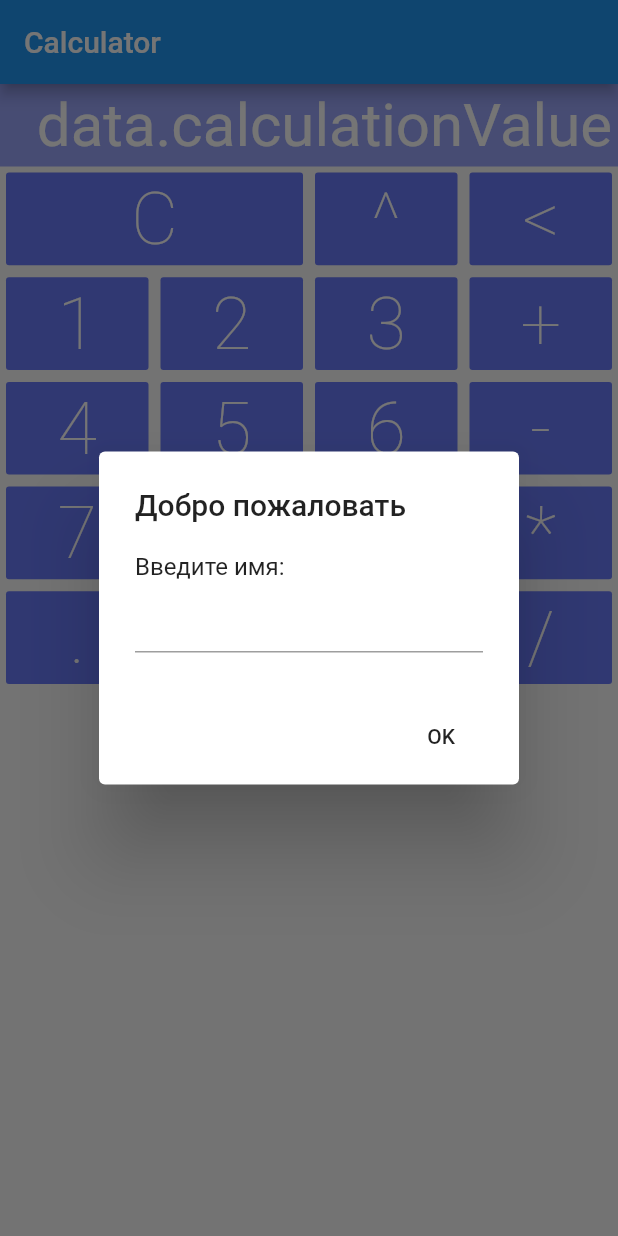
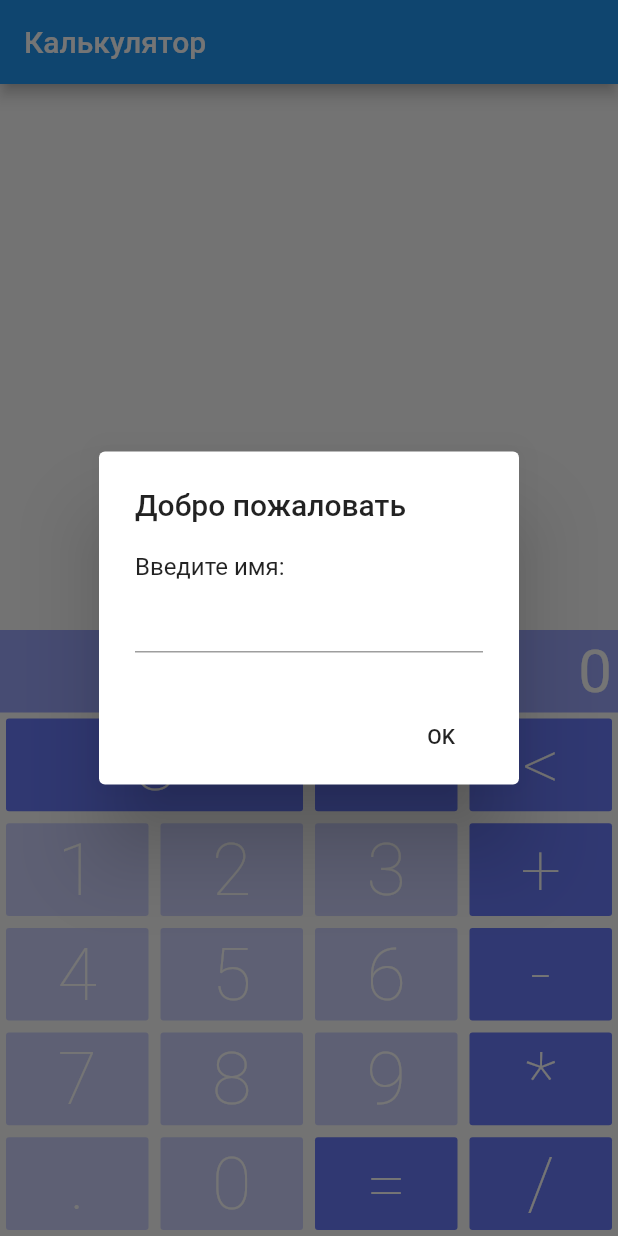
Before and after one commit to Malarg/flutter_websocket_calculator, a Flutter app: the screen it shows after launch, on a phone screen of 412 x 824 dp. Run offline on Flutter 3.47's test engine with Material 2 defaults, Android fonts, the phone set to English and light mode, and no system bars; missing offline and left inert: aqueduct; accounts and stored records are empty; generated files the repository leaves out were written again; project files that could hold a hidden picture were left out.

Commit message:
Первая версия с кривой архитектурой

```diff
--- a/calculator_client/lib/main.dart
+++ b/calculator_client/lib/main.dart
@@ -1,3 +1,6 @@
+import 'package:calculation_core/calculation_core.dart';
+import 'package:calculator_client/strings.dart';
+import 'package:calculator_client/widgets/item_history.dart';
 import 'package:calculator_client/widgets/number_button.dart';
 import 'package:flutter/material.dart';
 
@@ -8,7 +11,6 @@ void main() {
 }
 
 class MyApp extends StatelessWidget {
-  // This widget is the root of your application.
   @override
   Widget build(BuildContext context) {
     return MaterialApp(
@@ -17,7 +19,7 @@ class MyApp extends StatelessWidget {
         primarySwatch: Colors.blue,
         visualDensity: VisualDensity.adaptivePlatformDensity,
       ),
-      home: MyHomePage(title: 'Calculator'),
+      home: MyHomePage(title: Strings.CALCULATOR),
     );
   }
 }
@@ -43,6 +45,7 @@ class _MyHomePageState extends State<MyHomePage> {
       ),
       body: StreamBuilder<MainScreenState>(
           builder: (ctx, snapshot) {
+            _handleError(ctx, snapshot.data);
             if (snapshot.data is MainScreenIntroState) {
               Future.delayed(Duration.zero, () {
                 showDialog(
@@ -53,103 +56,193 @@ class _MyHomePageState extends State<MyHomePage> {
                     });
               });
             }
-            return _buildCalc();
+            return _buildCalc(snapshot.data);
           },
           stream: bloc.state,
           initialData: MainScreenIntroState()),
     );
   }
 
-  Widget _buildCalc() {
+  void _handleError(BuildContext context, MainScreenState state) {
+    if (!(state is MainScreenErrorState)) {
+      return;
+    }
+    final errorState = state as MainScreenErrorState;
+    WidgetsBinding.instance.addPostFrameCallback((_) {
+      Scaffold.of(context).showSnackBar(SnackBar(
+        content: Text(errorState.snackMessage),
+        action: SnackBarAction(
+          label: errorState.snackActionText ?? "",
+          onPressed: errorState.snackAction ?? () {},
+        ),
+      ));
+
+      if (errorState.shouldHideSnack) {
+        Future.delayed(Duration(seconds: 2), () {
+          Scaffold.of(context).hideCurrentSnackBar();
+        });
+      }
+    });
+  }
+
+  Widget _buildCalc(MainScreenState state) {
+    ScrollController _scrollController = ScrollController();
+    final isNumberButtonEnabled = state is MainScreenState &&
+        (!state.isResultDisplayed || state.calculationType != null);
+
+    WidgetsBinding.instance.addPostFrameCallback((_) {
+      _scrollController.animateTo(_scrollController.position.maxScrollExtent,
+        duration: const Duration(milliseconds: 500), curve: Curves.easeOut);
+    });
     return Center(
         child: Column(
       children: <Widget>[
+        Expanded(
+          child: ListView.builder(
+              padding: const EdgeInsets.all(8),
+              controller: _scrollController,
+              itemCount: state.history.length,
+              itemBuilder: (BuildContext context, int index) {
+                return CalculationHistoryWidget(state.history[index]);
+              }),
+        ),
         Container(
           padding: EdgeInsets.fromLTRB(4, 4, 4, 4),
           color: Color(0xFF9BA6FA),
           width: double.infinity,
           child: Text(
-            "data.calculationValue",
+            state.calculationValue,
             style: TextStyle(fontSize: 40, color: Colors.white),
             textAlign: TextAlign.end,
             textWidthBasis: TextWidthBasis.parent,
+            maxLines: 1,
           ),
         ),
         Row(
           children: <Widget>[
             Expanded(
-              child: NumberButton("C", () => {}),
+              child: NumberButton(Strings.C,
+                  () {bloc.setCalculationType(CalculationType.zero); bloc.calculate();}),
               flex: 2,
             ),
             Expanded(
-              child: NumberButton("^", () => {}),
+              child: NumberButton(Strings.POW,
+                  () => {bloc.setCalculationType(CalculationType.pow)}),
             ),
             Expanded(
-              child: NumberButton("<", () => {bloc.removeLastDigit()}),
+              child: NumberButton(Strings.BACK, () => {bloc.removeLastDigit()}),
             )
           ],
         ),
         Row(
           children: <Widget>[
             Expanded(
-              child: NumberButton("1", () => {bloc.addDigit("1")}),
+              child: NumberButton(
+                  Strings.ONE,
+                  isNumberButtonEnabled
+                      ? () => {bloc.addDigit(Strings.ONE)}
+                      : null),
             ),
             Expanded(
-              child: NumberButton("2", () => {bloc.addDigit("2")}),
+              child: NumberButton(
+                  Strings.TWO,
+                  isNumberButtonEnabled
+                      ? () => {bloc.addDigit(Strings.TWO)}
+                      : null),
             ),
             Expanded(
-              child: NumberButton("3", () => {bloc.addDigit("3")}),
+              child: NumberButton(
+                  Strings.THREE,
+                  isNumberButtonEnabled
+                      ? () => {bloc.addDigit(Strings.THREE)}
+                      : null),
             ),
             Expanded(
-              child: NumberButton("+", () => {}),
+              child: NumberButton(Strings.PLUS,
+                  () => {bloc.setCalculationType(CalculationType.plus)}),
             ),
           ],
         ),
         Row(
           children: <Widget>[
             Expanded(
-              child: NumberButton("4", () => {bloc.addDigit("4")}),
+              child: NumberButton(
+                  Strings.FOUR,
+                  isNumberButtonEnabled
+                      ? () => {bloc.addDigit(Strings.FOUR)}
+                      : null),
             ),
             Expanded(
-              child: NumberButton("5", () => {bloc.addDigit("5")}),
+              child: NumberButton(
+                  Strings.FIVE,
+                  isNumberButtonEnabled
+                      ? () => {bloc.addDigit(Strings.FIVE)}
+                      : null),
             ),
             Expanded(
-              child: NumberButton("6", () => {bloc.addDigit("6")}),
+              child: NumberButton(
+                  Strings.SIX,
+                  isNumberButtonEnabled
+                      ? () => {bloc.addDigit(Strings.SIX)}
+                      : null),
             ),
             Expanded(
-              child: NumberButton("-", () => {}),
+              child: NumberButton(Strings.MINUS,
+                  () => {bloc.setCalculationType(CalculationType.minus)}),
             ),
           ],
         ),
         Row(
           children: <Widget>[
             Expanded(
-              child: NumberButton("7", () => {bloc.addDigit("7")}),
+              child: NumberButton(
+                  Strings.SEVEN,
+                  isNumberButtonEnabled
+                      ? () => {bloc.addDigit(Strings.SEVEN)}
+                      : null),
             ),
             Expanded(
-              child: NumberButton("8", () => {bloc.addDigit("8")}),
+              child: NumberButton(
+                  Strings.EIGHT,
+                  isNumberButtonEnabled
+                      ? () => {bloc.addDigit(Strings.EIGHT)}
+                      : null),
             ),
             Expanded(
-              child: NumberButton("9", () => {bloc.addDigit("9")}),
+              child: NumberButton(
+                  Strings.NINE,
+                  isNumberButtonEnabled
+                      ? () => {bloc.addDigit(Strings.NINE)}
+                      : null),
             ),
             Expanded(
-              child: NumberButton("*", () => {}),
+              child: NumberButton(Strings.MULTIPLY,
+                  () => {bloc.setCalculationType(CalculationType.multiply)}),
             ),
           ],
         ),
         Row(
           children: <Widget>[
             Expanded(
-              child: NumberButton(".", () => {bloc.addDigit(".")}),
+              child: NumberButton(
+                  Strings.DOT,
+                  isNumberButtonEnabled
+                      ? () => {bloc.addDigit(Strings.DOT)}
+                      : null),
             ),
             Expanded(
-              child: NumberButton("0", () => {bloc.addDigit("0")}),
+              child: NumberButton(
+                  Strings.ZERO,
+                  isNumberButtonEnabled
+                      ? () => {bloc.addDigit(Strings.ZERO)}
+                      : null),
             ),
             Expanded(
-              child: NumberButton("=", () => {}),
+              child: NumberButton(Strings.EQUALS, () => {bloc.calculate()}),
             ),
             Expanded(
-              child: NumberButton("/", () => {}),
+              child: NumberButton(Strings.DIVIDE,
+                  () => {bloc.setCalculationType(CalculationType.divide)}),
             ),
           ],
         )
@@ -159,11 +252,12 @@ class _MyHomePageState extends State<MyHomePage> {
 
   String userName = "";
   final introDialogTextEditingController = TextEditingController();
-  AlertDialog getIntroAlertDialog(BuildContext context) {
+  Widget getIntroAlertDialog(BuildContext context) {
     introDialogTextEditingController.addListener(() {
       userName = introDialogTextEditingController.text;
     });
-    return AlertDialog(
+    return WillPopScope(
+        child: AlertDialog(
           title: Text("Добро пожаловать"),
           content: Container(
             child: Column(
@@ -183,6 +277,7 @@ class _MyHomePageState extends State<MyHomePage> {
               child: Text('OK'),
               onPressed: () {
                 if (userName.isEmpty) {
+                  // todo это логика
                   Scaffold.of(context)
                       .showSnackBar(SnackBar(content: Text("Выберите имя")));
                   Future.delayed(Duration(seconds: 2), () {
@@ -195,6 +290,7 @@ class _MyHomePageState extends State<MyHomePage> {
               },
             ),
           ],
-    );
+        ),
+        onWillPop: () {});
   }
 }
--- a/calculator_client/lib/main_bloc.dart
+++ b/calculator_client/lib/main_bloc.dart
@@ -3,55 +3,104 @@ import 'dart:async';
 import 'dart:convert';
 
 import 'package:calculation_core/calculation_core.dart';
+import 'package:calculator_client/strings.dart';
+import 'package:flutter/material.dart';
 
 import 'package:web_socket_channel/io.dart';
 
 class MainBloc {
   final _stateStreamController = StreamController<MainScreenState>();
+  Stream<MainScreenState> get state => _stateStreamController.stream;
 
-  Stream<MainScreenState> get state => _stateStreamController.stream;
   IOWebSocketChannel channel;
 
-  var data = MainScreenDataState();
+  var data = MainScreenState();
 
   void connect(String name) async {
-    channel = IOWebSocketChannel.connect("ws://192.168.0.102:8888/connect", headers: {"Authorization": "Bearer $name"});
+    channel = IOWebSocketChannel.connect("ws://192.168.1.9:8888/connect", headers: {"Authorization": "Bearer $name"});
     channel.stream.listen((event) {
+      final map = json.decode(event) as Map<String, dynamic>;
+
+      final isUser = map.containsKey("name"); //TODO прогуглить нормальный способ определения
+      if (isUser) {
+        data.user = User.fromJson(map);
+        print("user $event parsed");
+      }
+
+      final isCalculationResult = map.containsKey("calculationType");
+      if (isCalculationResult) {
+        final calculationResult = CalculationHistory.fromJson(map);
+        data.calculationValue = calculationResult.result.toString();
+        data.isResultDisplayed = true;
+        data.history.add(calculationResult);
+        _stateStreamController.add(data);
+      }
+
+      final isErrorMessage = map.containsKey("message");
+      if (isErrorMessage) {
+        ErrorMessage message = ErrorMessage.fromJson(map);
+        _showSnack(message.message, true, null, null);
+      }
       print(event);
     });
+    channel.sink.add(json.encode(User.named(name).toJson()));
     _stateStreamController.add(MainScreenDataState());
     print(channel);
   }
 
   void addDigit(String digit) {
-    channel.sink.add(json.encode(User.named(digit).toJson()));
-    if (data.calculationValue.contains(".") && digit == ".") {
+    if (data.calculationValue.contains(Strings.DOT) && digit == Strings.DOT) {
       return;
     }
     if (data.isResultDisplayed) {
-      data.calculationValue = digit == "." && data.calculationValue.isEmpty ? "0." : digit;
+      data.calculationValue = digit == Strings.DOT && data.calculationValue.isEmpty ? "0." : digit;
       data.isResultDisplayed = false;
     } else {
-      data.calculationValue += digit == "." && data.calculationValue.isEmpty ? "0." : digit;
+      if (data.calculationValue == Strings.ZERO) {
+        data.calculationValue = digit;
+      } else {
+        data.calculationValue += digit == Strings.DOT && data.calculationValue.isEmpty ? "0." : digit;
+      }
     }
     _stateStreamController.sink.add(data);
   }
 
   void setCalculationType(CalculationType calculationType) {
     data.calculationType = calculationType;
+    _stateStreamController.sink.add(data);
+    if (data.isResultDisplayed) {
+      return;
+    }
+    calculate();
+  }
+
+  void calculate() {
+    final calculationJson = CalculationRequest(data.user?.id ?? 0, data.calculationType, double.parse(data.calculationValue)).toJson();
+    final jsonValue = json.encode(calculationJson);
+    print(jsonValue);
+    channel.sink.add(jsonValue);
+  }
+
+  void _showSnack(String message, bool shouldHide, VoidCallback action, String actionText) {
+    data.snackMessage = message;
+    data.shouldHideSnack = shouldHide;
+    data.snackAction = action;
+    data.snackActionText = actionText;
+    _stateStreamController.sink.add(MainScreenErrorState(data));
+
+
   }
 
   void removeLastDigit() {
+    if (data.isResultDisplayed) {
+      return;
+    }
     if (data.calculationValue.length <= 1) {
-      data.calculationValue = "0";
+      data.calculationValue = Strings.ZERO;
     } else {
       data.calculationValue = data.calculationValue.substring(0, data.calculationValue.length - 1);
     }
     _stateStreamController.sink.add(data);
-  }
-
-  void calculate() {
-
   }
 
   void dispose() {
@@ -59,15 +108,28 @@ class MainBloc {
   }
 }
 
+/*
+  Требования к классу для ошибок
+  1. Должно быть поле для текста
+  2. Должен быть action
+  3. Должен быть выбор - показать на пару секунд или оставить надолго. При тапе на action при этом, поле должно скрываться.
+  4. Должно быть удобно работать с этим всем.
+*/
 class MainScreenState {
+  String snackMessage;
+  bool shouldHideSnack;
+  VoidCallback snackAction;
+  String snackActionText;
 
+  User user;
+  List<CalculationHistory> history = [];
+  CalculationType calculationType;
+  String calculationValue = Strings.ZERO;
+  bool isResultDisplayed = true;
 }
 
 class MainScreenDataState extends MainScreenState {
-  User user;
-  CalculationType calculationType;
-  String calculationValue = "";
-  bool isResultDisplayed = false;
+
 }
 
 class MainScreenIntroState extends MainScreenState {
@@ -75,5 +137,16 @@ class MainScreenIntroState extends MainScreenState {
 }
 
 class MainScreenErrorState extends MainScreenState {
+  MainScreenErrorState(MainScreenState state) {
+    this.snackMessage = state.snackMessage;
+    this.shouldHideSnack = state.shouldHideSnack;
+    this.snackAction = state.snackAction;
+    this.snackActionText = state.snackActionText;
 
+    this.user = state.user;
+    this.history = state.history;
+    this.calculationType = state.calculationType;
+    this.calculationValue = state.calculationValue;
+    this.isResultDisplayed = state.isResultDisplayed;
+  }
 }
--- /dev/null
+++ b/calculator_client/lib/strings.dart
@@ -0,0 +1,24 @@
+class Strings {
+
+  static const String EMPTY_STRING = "";
+  static const String CALCULATOR = "Калькулятор";
+  static const String ZERO = "0";
+  static const String C = "C";
+  static const String POW = "^";
+  static const String BACK = "<";
+  static const String ONE = "1";
+  static const String TWO = "2";
+  static const String THREE = "3";
+  static const String FOUR = "4";
+  static const String FIVE = "5";
+  static const String SIX = "6";
+  static const String SEVEN = "7";
+  static const String EIGHT = "8";
+  static const String NINE = "9";
+  static const String PLUS = "+";
+  static const String MINUS = "-";
+  static const String MULTIPLY = "*";
+  static const String DIVIDE = "/";
+  static const String DOT = ".";
+  static const String EQUALS = "=";
+}
--- a/calculator_client/pubspec.yaml
+++ b/calculator_client/pubspec.yaml
@@ -28,6 +28,7 @@ dependencies:
       ../calculation_core/
   http: ^0.12.1
   web_socket_channel: ^1.1.0
+  intl: ^0.16.1
 
 
   # The following adds the Cupertino Icons font to your application.
```
Also changed, not shown: calculator_client/lib/widgets/item_history.dart (added, +68 -0 lines), calculator_client/pubspec.lock. Lines whose indentation alone changed are shown as unchanged.
